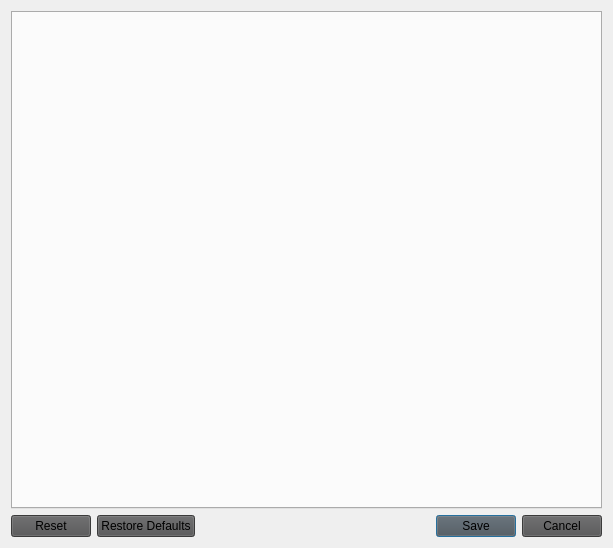
OpenFairWind/FairWindSK, file ui/settings/Settings.ui: the form before one commit.
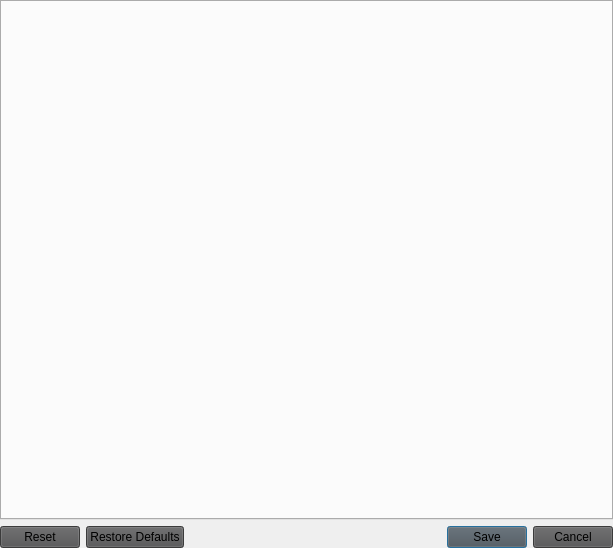
The form after the commit.

The edit to the form file:
```diff
--- a/ui/settings/Settings.ui
+++ b/ui/settings/Settings.ui
@@ -20,6 +20,18 @@
    <string notr="true"/>
   </property>
   <layout class="QGridLayout" name="gridLayout_Settings">
+   <property name="leftMargin">
+    <number>0</number>
+   </property>
+   <property name="topMargin">
+    <number>0</number>
+   </property>
+   <property name="rightMargin">
+    <number>0</number>
+   </property>
+   <property name="bottomMargin">
+    <number>0</number>
+   </property>
    <item row="0" column="0">
     <layout class="QVBoxLayout" name="verticalLayout">
      <item>
```
Left out of the diff: 3 changed lines with no effect on the pictures.
